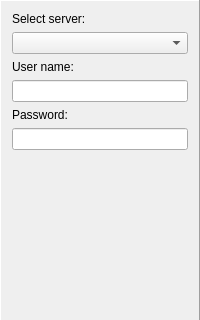
Qt form data/ui/newplayingcard.ui (ihoromi4/travian4-bot) before a commit; both pictures show x 0 to 200 and y 0 to 320 of the 200 by 585 pixel window.
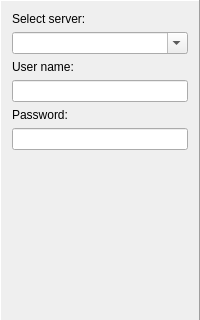
The same form after that commit.

```diff
--- a/data/ui/newplayingcard.ui
+++ b/data/ui/newplayingcard.ui
@@ -40,7 +40,11 @@
     </widget>
    </item>
    <item>
-    <widget class="QComboBox" name="comboBox"/>
+    <widget class="QComboBox" name="combobox_server">
+     <property name="editable">
+      <bool>true</bool>
+     </property>
+    </widget>
    </item>
    <item>
     <widget class="QLabel" name="label_3">
```
Left out of the diff: 6 changed lines with no effect on the pictures.
